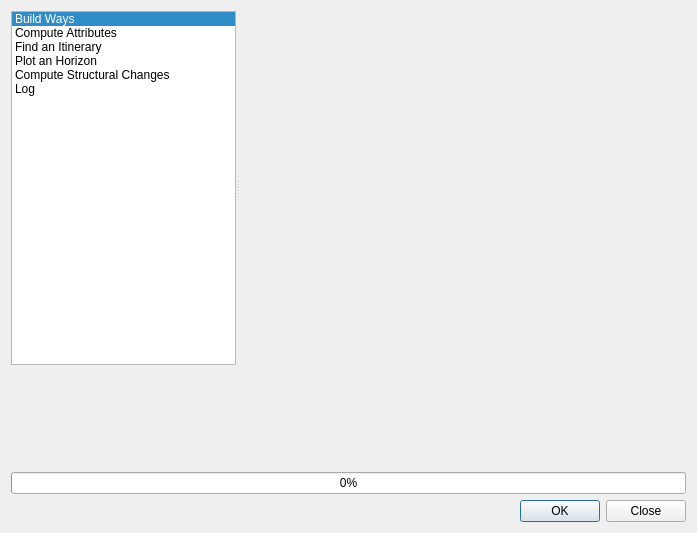
This is src/morpheo/gui/ui/morpheo_dialog.ui in MorphoCity/morpheo-plugin as Qt 5 draws it before an edit. The edited form follows.
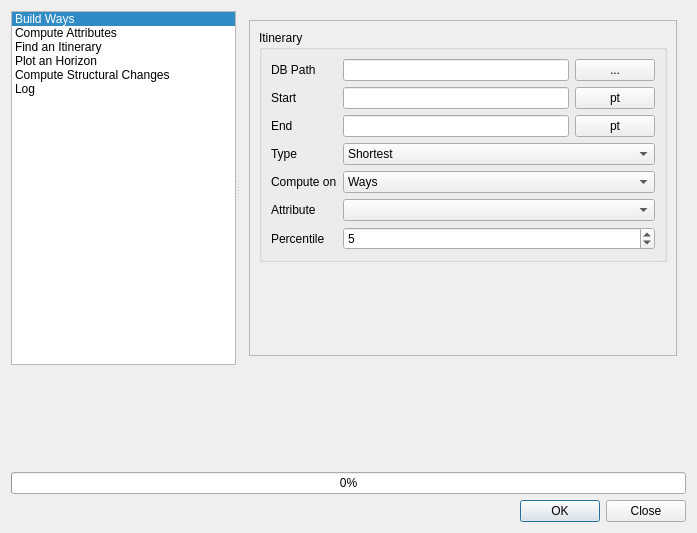
This is the edited form. The open tabs and pages were chosen to show the change.

Commit message: QGIS Plugin: update way manage ui

The edit to the form file:
```diff
--- a/src/morpheo/gui/ui/morpheo_dialog.ui
+++ b/src/morpheo/gui/ui/morpheo_dialog.ui
@@ -10,6 +10,12 @@
     <height>533</height>
    </rect>
   </property>
+  <property name="sizePolicy">
+   <sizepolicy hsizetype="Preferred" vsizetype="Maximum">
+    <horstretch>0</horstretch>
+    <verstretch>0</verstretch>
+   </sizepolicy>
+  </property>
   <property name="windowTitle">
    <string>Morpheo</string>
   </property>
@@ -600,7 +606,203 @@
            </item>
           </layout>
          </widget>
-         <widget class="QWidget" name="mAlgo_03"/>
+         <widget class="QWidget" name="mAlgo_03">
+          <layout class="QVBoxLayout" name="verticalLayout_13">
+           <item>
+            <widget class="QScrollArea" name="scrollArea_5">
+             <property name="sizePolicy">
+              <sizepolicy hsizetype="Expanding" vsizetype="Expanding">
+               <horstretch>0</horstretch>
+               <verstretch>0</verstretch>
+              </sizepolicy>
+             </property>
+             <property name="widgetResizable">
+              <bool>true</bool>
+             </property>
+             <widget class="QWidget" name="scrollAreaWidgetContents">
+              <property name="geometry">
+               <rect>
+                <x>0</x>
+                <y>0</y>
+                <width>428</width>
+                <height>285</height>
+               </rect>
+              </property>
+              <property name="sizePolicy">
+               <sizepolicy hsizetype="Preferred" vsizetype="Maximum">
+                <horstretch>0</horstretch>
+                <verstretch>0</verstretch>
+               </sizepolicy>
+              </property>
+              <layout class="QVBoxLayout" name="verticalLayout_14">
+               <item>
+                <widget class="QGroupBox" name="grpPath">
+                 <property name="sizePolicy">
+                  <sizepolicy hsizetype="Preferred" vsizetype="Maximum">
+                   <horstretch>0</horstretch>
+                   <verstretch>0</verstretch>
+                  </sizepolicy>
+                 </property>
+                 <property name="title">
+                  <string>Itinerary</string>
+                 </property>
+                 <layout class="QGridLayout" name="gridLayout_10">
+                  <item row="0" column="1">
+                   <layout class="QHBoxLayout" name="horizontalLayout">
+                    <item>
+                     <widget class="QLineEdit" name="letPathDBPath"/>
+                    </item>
+                    <item>
+                     <widget class="QPushButton" name="pbnPathDBPath">
+                      <property name="text">
+                       <string>...</string>
+                      </property>
+                     </widget>
+                    </item>
+                   </layout>
+                  </item>
+                  <item row="2" column="0">
+                   <widget class="QLabel" name="lPathEndPoint">
+                    <property name="text">
+                     <string>End</string>
+                    </property>
+                   </widget>
+                  </item>
+                  <item row="5" column="0">
+                   <widget class="QLabel" name="lPathWayAttribute">
+                    <property name="text">
+                     <string>Attribute</string>
+                    </property>
+                   </widget>
+                  </item>
+                  <item row="2" column="1">
+                   <layout class="QHBoxLayout" name="horizontalLayout_4">
+                    <item>
+                     <widget class="QLineEdit" name="letPathEndPoint"/>
+                    </item>
+                    <item>
+                     <widget class="QPushButton" name="pbnPathEndPoint">
+                      <property name="text">
+                       <string>pt</string>
+                      </property>
+                     </widget>
+                    </item>
+                   </layout>
+                  </item>
+                  <item row="0" column="0">
+                   <widget class="QLabel" name="lPathDBPath">
+                    <property name="text">
+                     <string>DB Path</string>
+                    </property>
+                   </widget>
+                  </item>
+                  <item row="4" column="0">
+                   <widget class="QLabel" name="lPathComputeOn">
+                    <property name="text">
+                     <string>Compute on</string>
+                    </property>
+                   </widget>
+                  </item>
+                  <item row="3" column="0">
+                   <widget class="QLabel" name="lPathType">
+                    <property name="text">
+                     <string>Type</string>
+                    </property>
+                   </widget>
+                  </item>
+                  <item row="1" column="1">
+                   <layout class="QHBoxLayout" name="horizontalLayout_3">
+                    <item>
+                     <widget class="QLineEdit" name="letPathStartPoint"/>
+                    </item>
+                    <item>
+                     <widget class="QPushButton" name="pbnPathStartPoint">
+                      <property name="text">
+                       <string>pt</string>
+                      </property>
+                     </widget>
+                    </item>
+                   </layout>
+                  </item>
+                  <item row="3" column="1">
+                   <widget class="QComboBox" name="cbxPathType">
+                    <item>
+                     <property name="text">
+                      <string>Shortest</string>
+                     </property>
+                    </item>
+                    <item>
+                     <property name="text">
+                      <string>Simplest</string>
+                     </property>
+                    </item>
+                    <item>
+                     <property name="text">
+                      <string>Azimuth</string>
+                     </property>
+                    </item>
+                    <item>
+                     <property name="text">
+                      <string>Way simplest</string>
+                     </property>
+                    </item>
+                    <item>
+                     <property name="text">
+                      <string>Naive azimuth</string>
+                     </property>
+                    </item>
+                   </widget>
+                  </item>
+                  <item row="4" column="1">
+                   <widget class="QComboBox" name="cbxPathComputeOn">
+                    <item>
+                     <property name="text">
+                      <string>Ways</string>
+                     </property>
+                    </item>
+                    <item>
+                     <property name="text">
+                      <string>Edges</string>
+                     </property>
+                    </item>
+                   </widget>
+                  </item>
+                  <item row="1" column="0">
+                   <widget class="QLabel" name="lPathStartPoint">
+                    <property name="text">
+                     <string>Start</string>
+                    </property>
+                   </widget>
+                  </item>
+                  <item row="5" column="1">
+                   <widget class="QComboBox" name="cbxPathWayAttribute"/>
+                  </item>
+                  <item row="6" column="0">
+                   <widget class="QLabel" name="lPathPercentile">
+                    <property name="text">
+                     <string>Percentile</string>
+                    </property>
+                   </widget>
+                  </item>
+                  <item row="6" column="1">
+                   <widget class="QSpinBox" name="spxPathPercentile">
+                    <property name="minimum">
+                     <number>1</number>
+                    </property>
+                    <property name="value">
+                     <number>5</number>
+                    </property>
+                   </widget>
+                  </item>
+                 </layout>
+                </widget>
+               </item>
+              </layout>
+             </widget>
+            </widget>
+           </item>
+          </layout>
+         </widget>
          <widget class="QWidget" name="mAlgo_04">
           <layout class="QVBoxLayout" name="verticalLayout_10">
            <item>
```
The commit also changes 2 other files.
